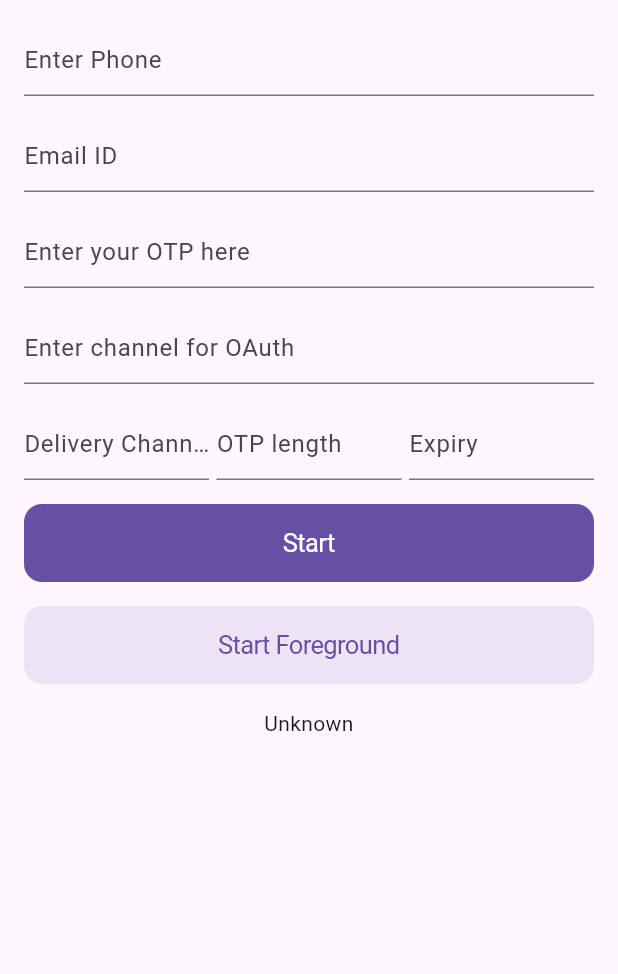
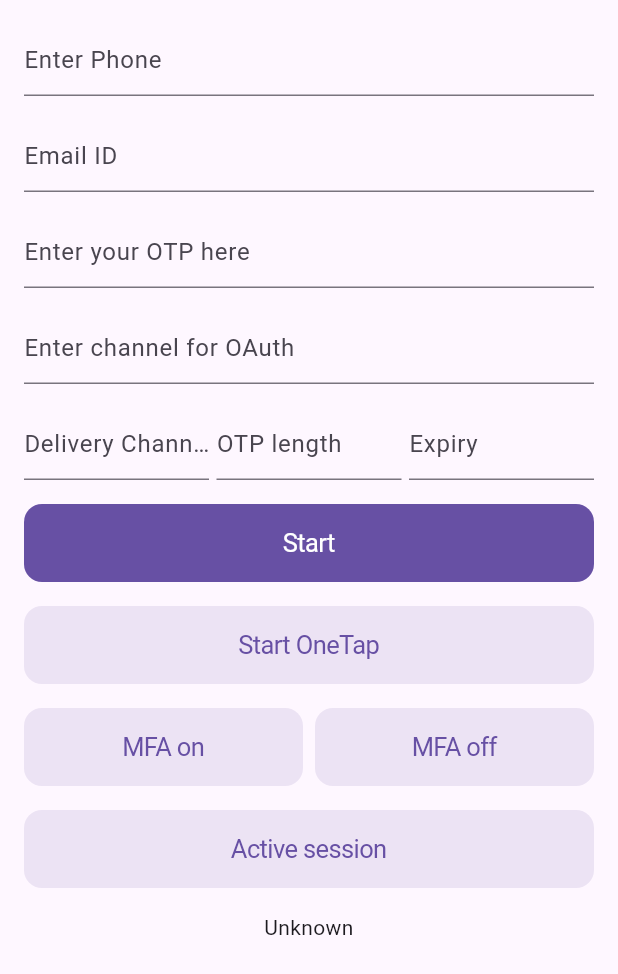
Before and after one commit to otpless-tech/flutter-headless-sdk, a Flutter app: the screen it shows after launch, on a phone screen of 412 x 824 dp. Shown: the top 974 px of the screen. Run offline on Flutter 3.47's test engine with Material 3 defaults, Android fonts, the phone set to English and light mode, and no system bars; our stand-ins replace plugin_platform_interface.

Commit message:
docs(example): rename startBackground->startOnetap, add MFA toggle and session probe
Renames the OneTap call site to match the new public API. Adds two new
buttons (MFA on / MFA off) that exercise setMfaEnabled, and an "Active
session" button that fetches getActiveSession() and appends the result
to the response text.

Co-Authored-By: Claude Opus 4.7 (1M context) <noreply@anthropic.com>

```diff
--- a/example/lib/main.dart
+++ b/example/lib/main.dart
@@ -82,9 +82,23 @@ class _MyAppState extends State<MyApp> {
   Future<void> startForegroundAuth() async {
     final config = OtplessAuthConfig(true, otp: otp);
     final hasBg =
-        await _otplessHeadlessPlugin.startBackground(onHeadlessResult, config);
+        await _otplessHeadlessPlugin.startOnetap(onHeadlessResult, config);
     setState(() {
       _dataResponse = "$_dataResponse\n\nhasForeground: $hasBg";
+    });
+  }
+
+  Future<void> toggleMfa(bool enabled) async {
+    await _otplessHeadlessPlugin.setMfaEnabled(enabled);
+    setState(() {
+      _dataResponse = "$_dataResponse\n\nMFA enabled: $enabled";
+    });
+  }
+
+  Future<void> printActiveSession() async {
+    final session = await _otplessHeadlessPlugin.getActiveSession();
+    setState(() {
+      _dataResponse = "$_dataResponse\n\nactive session: $session";
     });
   }
 
@@ -230,7 +244,30 @@ class _MyAppState extends State<MyApp> {
                   const SizedBox(height: 16),
                   CupertinoButton.tinted(
                     onPressed: startForegroundAuth,
-                    child: const Text("Start Foreground"),
+                    child: const Text("Start OneTap"),
+                  ),
+                  const SizedBox(height: 16),
+                  Row(
+                    children: [
+                      Expanded(
+                        child: CupertinoButton.tinted(
+                          onPressed: () => toggleMfa(true),
+                          child: const Text("MFA on"),
+                        ),
+                      ),
+                      const SizedBox(width: 8),
+                      Expanded(
+                        child: CupertinoButton.tinted(
+                          onPressed: () => toggleMfa(false),
+                          child: const Text("MFA off"),
+                        ),
+                      ),
+                    ],
+                  ),
+                  const SizedBox(height: 16),
+                  CupertinoButton.tinted(
+                    onPressed: printActiveSession,
+                    child: const Text("Active session"),
                   ),
                   const SizedBox(height: 16),
                   // response view
```
